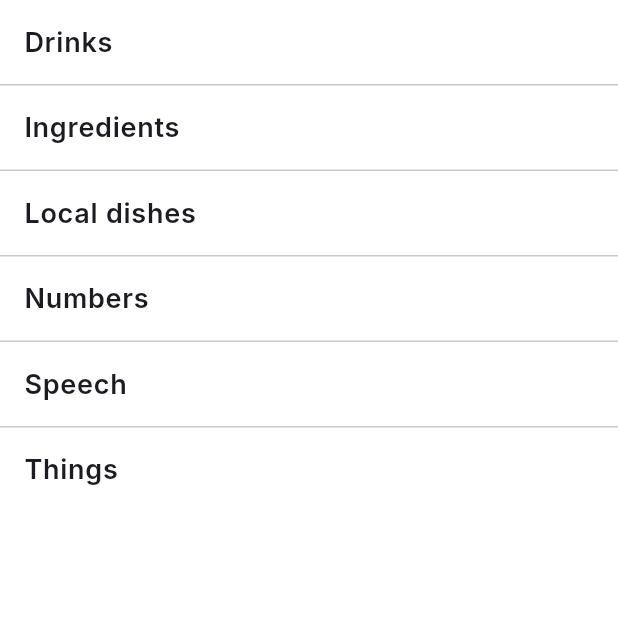
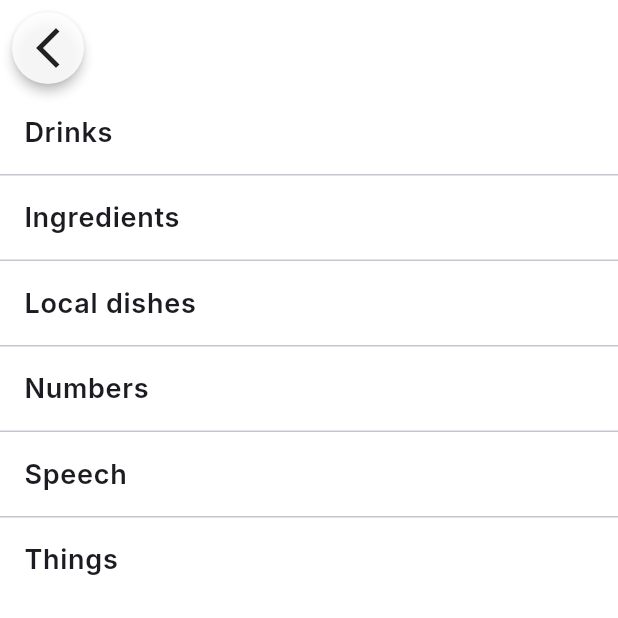
Before and after one commit to Spike-36/SomTam, a Flutter app: the screen it shows after launch, after a tap on "Start", on a phone screen of 412 x 824 dp, the top half of it. Run offline on Flutter 3.47's test engine with Material 3 defaults, Android fonts, the phone set to English and light mode, and no system bars; our stand-ins replace audioplayers, scrollable_positioned_list, video_player; statements that could not run were skipped.

Commit message:
update deck screen with inline back button

```diff
--- a/lib/ui/deck_screen.dart
+++ b/lib/ui/deck_screen.dart
@@ -3,6 +3,7 @@ import '../data/card.dart';
 import '../services/audio_service.dart';
 import 'flashcard_tile.dart';
 import 'package:scrollable_positioned_list/scrollable_positioned_list.dart';
+import 'widgets/back_button_common.dart'; // 👉 Added import
 
 enum _DeckViewMode { typeIndex, listView }
 
@@ -89,9 +90,8 @@ class _DeckScreenState extends State<DeckScreen> {
 
   @override
   Widget build(BuildContext context) {
-    // If showing type index list
+    // 👉 Type index view
     if (_mode == _DeckViewMode.typeIndex) {
-      // Build unique type list in the order it appears in cards
       final orderedTypes = <String>[];
       for (final c in widget.cards) {
         final t = c.type.trim();
@@ -105,6 +105,15 @@ class _DeckScreenState extends State<DeckScreen> {
         child: SafeArea(
           top: true,
           bottom: false,
+          child: Column(
+            crossAxisAlignment: CrossAxisAlignment.start,
+            children: [
+              // 👉 Inline back button for type list
+              BackButtonCommon(
+                inline: true,
+                onPressed: () => Navigator.pop(context),
+              ),
+              Expanded(
                 child: ListView.separated(
                   itemCount: orderedTypes.length,
                   separatorBuilder: (_, __) => const Divider(height: 1),
@@ -131,7 +140,8 @@ class _DeckScreenState extends State<DeckScreen> {
                             if (_itemScrollController.isAttached) {
                               _itemScrollController.scrollTo(
                                 index: targetIndex,
-                          duration: const Duration(milliseconds: 450),
+                                duration:
+                                    const Duration(milliseconds: 450),
                                 curve: Curves.easeInOutCubic,
                               );
                             }
@@ -140,6 +150,9 @@ class _DeckScreenState extends State<DeckScreen> {
                       ),
                     );
                   },
+                ),
+              ),
+            ],
           ),
         ),
       );
@@ -151,6 +164,17 @@ class _DeckScreenState extends State<DeckScreen> {
       child: SafeArea(
         top: true,
         bottom: false,
+        child: Column(
+          crossAxisAlignment: CrossAxisAlignment.start,
+          children: [
+            // 👉 Inline back button for word list view
+            BackButtonCommon(
+              inline: true,
+              onPressed: () => setState(() {
+                _mode = _DeckViewMode.typeIndex;
+              }),
+            ),
+            Expanded(
               child: ScrollablePositionedList.builder(
                 itemScrollController: _itemScrollController,
                 itemPositionsListener: _itemPositionsListener,
@@ -194,6 +218,9 @@ class _DeckScreenState extends State<DeckScreen> {
                 },
               ),
             ),
+          ],
+        ),
+      ),
     );
   }
 }
--- /dev/null
+++ b/lib/ui/widgets/back_button_common.dart
@@ -0,0 +1,40 @@
+import 'package:flutter/material.dart';
+
+class BackButtonCommon extends StatelessWidget {
+  final VoidCallback onPressed;
+  final bool inline;
+  final double topOffset;
+
+  const BackButtonCommon({
+    Key? key,
+    required this.onPressed,
+    this.inline = false,
+    this.topOffset = 12.0,
+  }) : super(key: key);
+
+  @override
+  Widget build(BuildContext context) {
+    final button = Material(
+      color: Colors.white.withOpacity(0.85),
+      shape: const CircleBorder(),
+      elevation: 3,
+      child: IconButton(
+        icon: const Icon(Icons.arrow_back_ios_new, color: Colors.black87, size: 32),
+        onPressed: onPressed,
+      ),
+    );
+
+    if (inline) {
+      return Padding(
+        padding: const EdgeInsets.only(left: 8.0, top: 8.0, bottom: 4.0),
+        child: button,
+      );
+    } else {
+      return Positioned(
+        top: topOffset,
+        left: 12.0,
+        child: button,
+      );
+    }
+  }
+}
```
Also changed, not shown: lib/ui/flashcard_detail_screen.dart (+5 -6 lines), lib/ui/widgets/home_button_overlay.dart (+5 -5 lines), 2 other files. Lines whose indentation alone changed are shown as unchanged.
